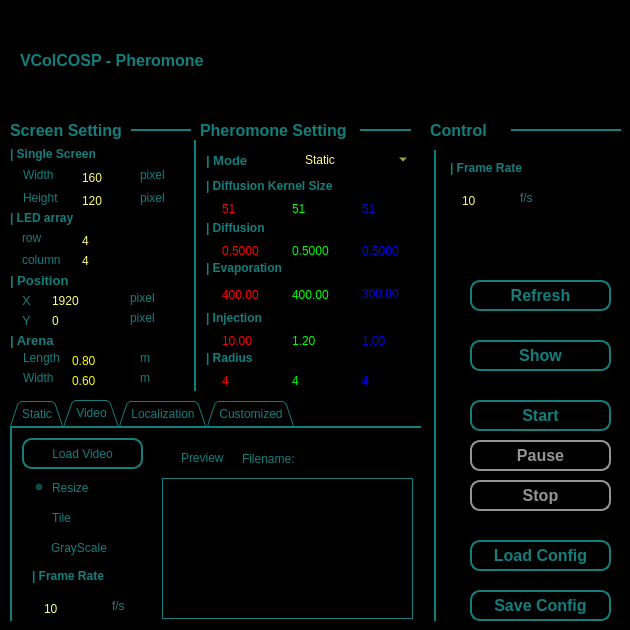
Qt form viewers/pheromone.ui (XuelongSun/VColCOSP_GUI) before a commit.
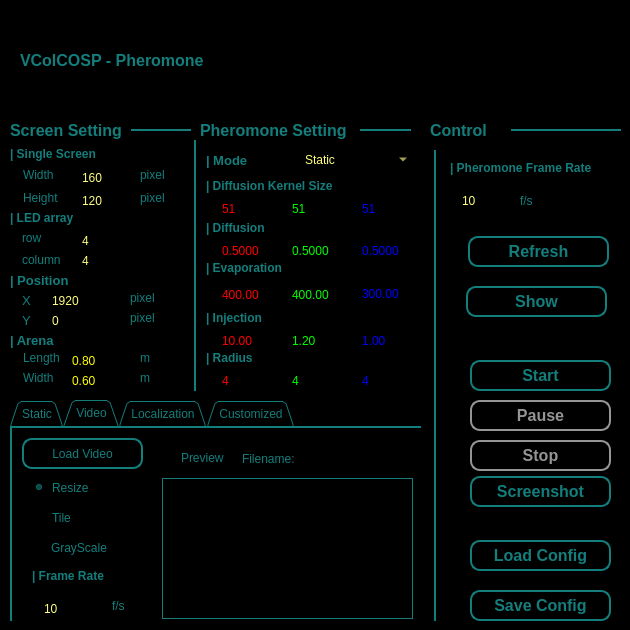
The same form after that commit. Icons and pictures are not drawn.

```diff
--- a/viewers/pheromone.ui
+++ b/viewers/pheromone.ui
@@ -20,8 +20,8 @@
   <widget class="QPushButton" name="pb_refresh">
    <property name="geometry">
     <rect>
-     <x>470</x>
-     <y>280</y>
+     <x>468</x>
+     <y>236</y>
      <width>141</width>
      <height>31</height>
     </rect>
@@ -48,8 +48,8 @@
   <widget class="QPushButton" name="pb_show">
    <property name="geometry">
     <rect>
-     <x>470</x>
-     <y>340</y>
+     <x>466</x>
+     <y>286</y>
      <width>141</width>
      <height>31</height>
     </rect>
@@ -729,7 +729,7 @@
     <rect>
      <x>450</x>
      <y>160</y>
-     <width>181</width>
+     <width>169</width>
      <height>16</height>
     </rect>
    </property>
@@ -740,7 +740,7 @@
     </font>
    </property>
    <property name="text">
-    <string>| Frame Rate</string>
+    <string>| Pheromone Frame Rate</string>
    </property>
   </widget>
   <widget class="QSpinBox" name="spinBox_frame_rate">
@@ -1498,7 +1498,7 @@
      <x>520</x>
      <y>190</y>
      <width>31</width>
-     <height>16</height>
+     <height>21</height>
     </rect>
    </property>
    <property name="text">
@@ -1781,7 +1781,7 @@
    <property name="geometry">
     <rect>
      <x>470</x>
-     <y>400</y>
+     <y>360</y>
      <width>141</width>
      <height>31</height>
     </rect>
@@ -1819,7 +1819,7 @@
    <property name="geometry">
     <rect>
      <x>470</x>
-     <y>440</y>
+     <y>400</y>
      <width>141</width>
      <height>31</height>
     </rect>
@@ -1857,7 +1857,7 @@
    <property name="geometry">
     <rect>
      <x>470</x>
-     <y>480</y>
+     <y>440</y>
      <width>141</width>
      <height>31</height>
     </rect>
@@ -2217,6 +2217,34 @@
     <number>10</number>
    </property>
   </widget>
+  <widget class="QPushButton" name="pb_screen_shot">
+   <property name="geometry">
+    <rect>
+     <x>470</x>
+     <y>476</y>
+     <width>141</width>
+     <height>31</height>
+    </rect>
+   </property>
+   <property name="font">
+    <font>
+     <family>Arial</family>
+     <pointsize>12</pointsize>
+     <weight>75</weight>
+     <bold>true</bold>
+    </font>
+   </property>
+   <property name="cursor">
+    <cursorShape>PointingHandCursor</cursorShape>
+   </property>
+   <property name="styleSheet">
+    <string notr="true">border: 2px solid rgb(19, 126, 124);
+border-radius:10px;</string>
+   </property>
+   <property name="text">
+    <string>Screenshot</string>
+   </property>
+  </widget>
  </widget>
  <resources>
   <include location="../resources.qrc"/>
```
